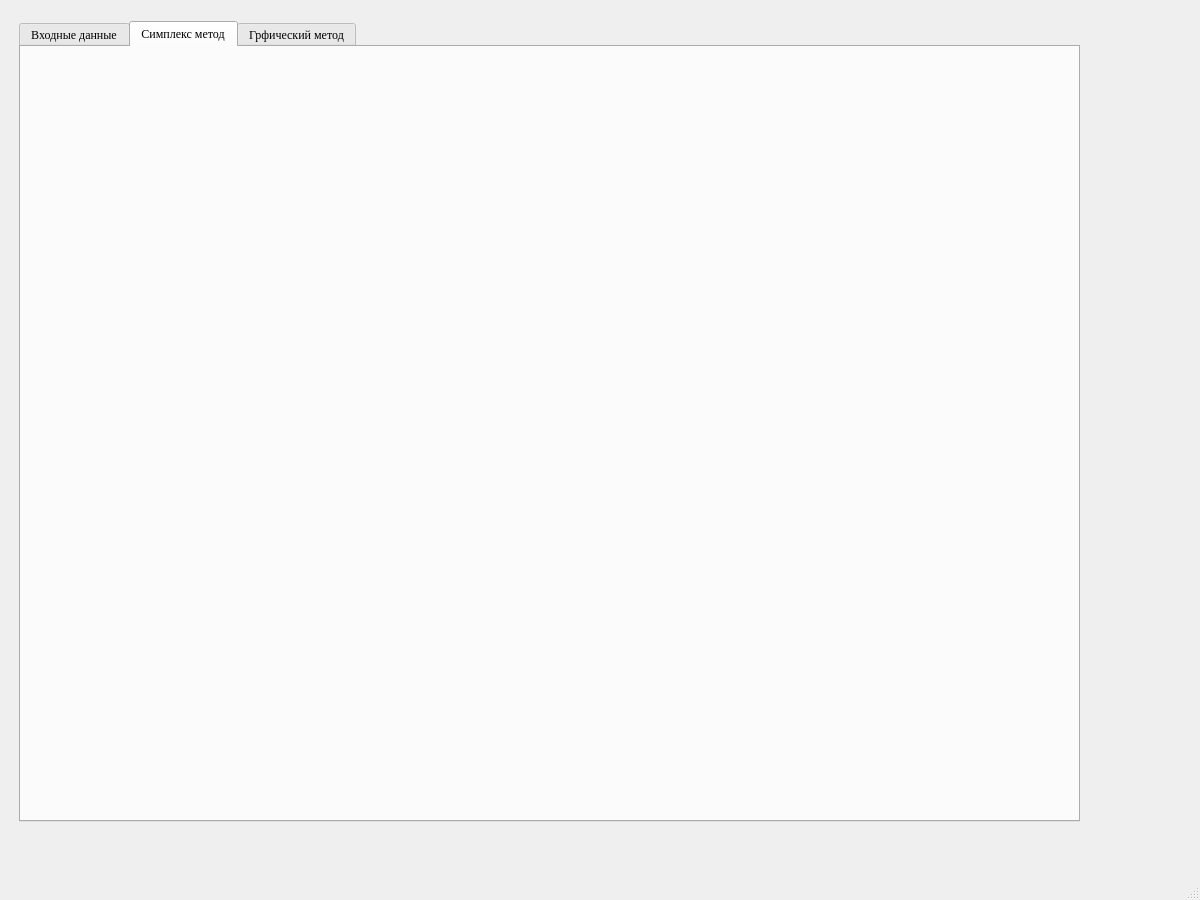
Old version of the form mainwindow.ui in the repository P0lskay/Simplex_graphs_methods.
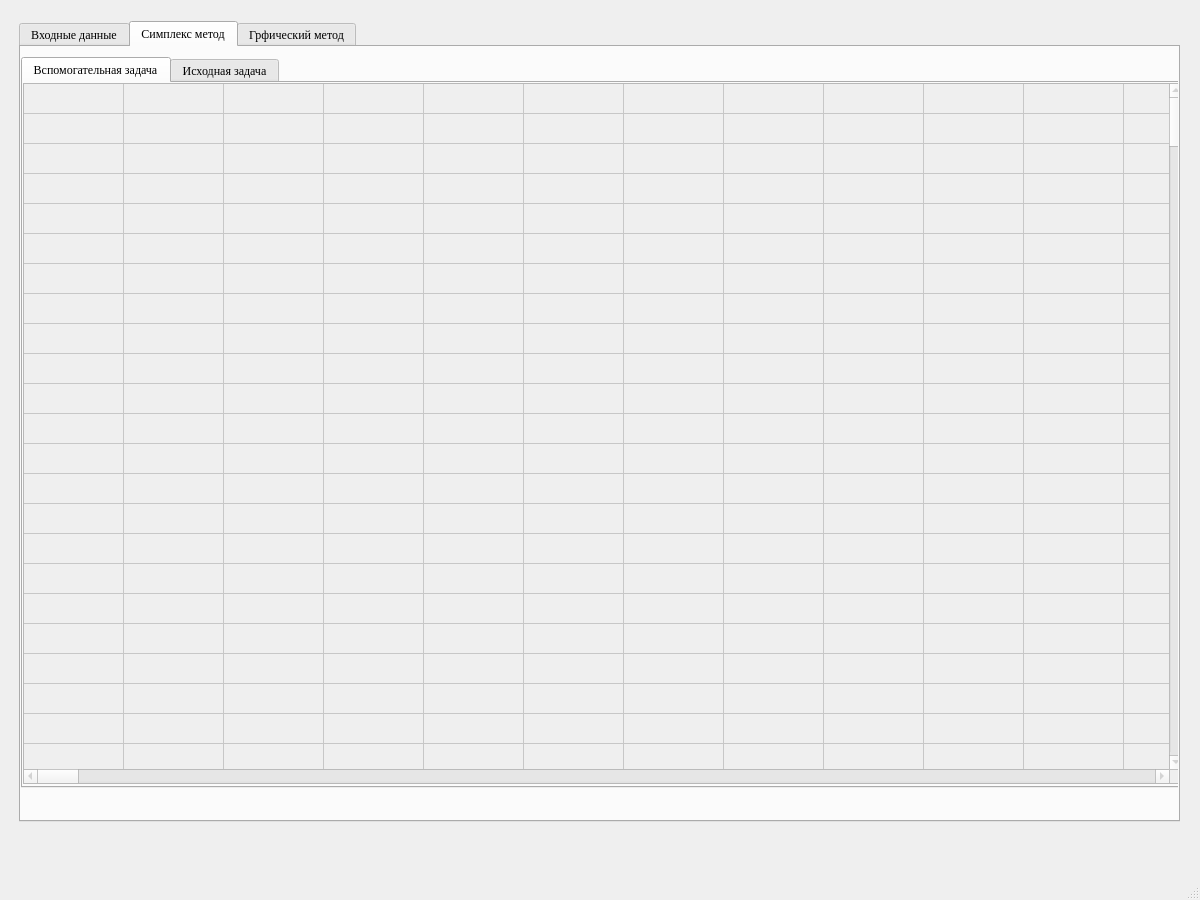
New version of the form. The open tabs and pages were chosen to show the change.

What changed in the file:
```diff
--- a/mainwindow.ui
+++ b/mainwindow.ui
@@ -39,7 +39,7 @@
      <rect>
       <x>19</x>
       <y>21</y>
-      <width>1061</width>
+      <width>1161</width>
       <height>801</height>
      </rect>
     </property>
@@ -295,6 +295,696 @@
      <attribute name="title">
       <string>Симплекс метод</string>
      </attribute>
+     <widget class="QTabWidget" name="tabWidget_2">
+      <property name="geometry">
+       <rect>
+        <x>0</x>
+        <y>10</y>
+        <width>1161</width>
+        <height>731</height>
+       </rect>
+      </property>
+      <property name="currentIndex">
+       <number>0</number>
+      </property>
+      <widget class="QWidget" name="tab_4">
+       <property name="enabled">
+        <bool>false</bool>
+       </property>
+       <attribute name="title">
+        <string>Вспомогательная задача</string>
+       </attribute>
+       <widget class="QTableWidget" name="tableWidget">
+        <property name="geometry">
+         <rect>
+          <x>0</x>
+          <y>0</y>
+          <width>1161</width>
+          <height>701</height>
+         </rect>
+        </property>
+        <property name="showGrid">
+         <bool>true</bool>
+        </property>
+        <property name="sortingEnabled">
+         <bool>false</bool>
+        </property>
+        <property name="wordWrap">
+         <bool>true</bool>
+        </property>
+        <property name="cornerButtonEnabled">
+         <bool>false</bool>
+        </property>
+        <property name="rowCount">
+         <number>300</number>
+        </property>
+        <property name="columnCount">
+         <number>300</number>
+        </property>
+        <attribute name="horizontalHeaderVisible">
+         <bool>false</bool>
+        </attribute>
+        <attribute name="horizontalHeaderHighlightSections">
+         <bool>true</bool>
+        </attribute>
+        <attribute name="verticalHeaderVisible">
+         <bool>false</bool>
+        </attribute>
+        <attribute name="verticalHeaderHighlightSections">
+         <bool>true</bool>
+        </attribute>
+        <row/>
+        <row/>
+        <row/>
+        <row/>
+        <row/>
+        <row/>
+        <row/>
+        <row/>
+        <row/>
+        <row/>
+        <row/>
+        <row/>
+        <row/>
+        <row/>
+        <row/>
+        <row/>
+        <row/>
+        <row/>
+        <row/>
+        <row/>
+        <row/>
+        <row/>
+        <row/>
+        <row/>
+        <row/>
+        <row/>
+        <row/>
+        <row/>
+        <row/>
+        <row/>
+        <row/>
+        <row/>
+        <row/>
+        <row/>
+        <row/>
+        <row/>
+        <row/>
+        <row/>
+        <row/>
+        <row/>
+        <row/>
+        <row/>
+        <row/>
+        <row/>
+        <row/>
+        <row/>
+        <row/>
+        <row/>
+        <row/>
+        <row/>
+        <row/>
+        <row/>
+        <row/>
+        <row/>
+        <row/>
+        <row/>
+        <row/>
+        <row/>
+        <row/>
+        <row/>
+        <row/>
+        <row/>
+        <row/>
+        <row/>
+        <row/>
+        <row/>
+        <row/>
+        <row/>
+        <row/>
+        <row/>
+        <row/>
+        <row/>
+        <row/>
+        <row/>
+        <row/>
+        <row/>
+        <row/>
+        <row/>
+        <row/>
+        <row/>
+        <row/>
+        <row/>
+        <row/>
+        <row/>
+        <row/>
+        <row/>
+        <row/>
+        <row/>
+        <row/>
+        <row/>
+        <row/>
+        <row/>
+        <row/>
+        <row/>
+        <row/>
+        <row/>
+        <row/>
+        <row/>
+        <row/>
+        <row/>
+        <row/>
+        <row/>
+        <row/>
+        <row/>
+        <row/>
+        <row/>
+        <row/>
+        <row/>
+        <row/>
+        <row/>
+        <row/>
+        <row/>
+        <row/>
+        <row/>
+        <row/>
+        <row/>
+        <row/>
+        <row/>
+        <row/>
+        <row/>
+        <row/>
+        <row/>
+        <row/>
+        <row/>
+        <row/>
+        <row/>
+        <row/>
+        <row/>
+        <row/>
+        <row/>
+        <row/>
+        <row/>
+        <row/>
+        <row/>
+        <row/>
+        <row/>
+        <row/>
+        <row/>
+        <row/>
+        <row/>
+        <row/>
+        <row/>
+        <row/>
+        <row/>
+        <row/>
+        <row/>
+        <row/>
+        <row/>
+        <row/>
+        <row/>
+        <row/>
+        <row/>
+        <row/>
+        <row/>
+        <row/>
+        <row/>
+        <row/>
+        <row/>
+        <row/>
+        <row/>
+        <row/>
+        <row/>
+        <row/>
+        <row/>
+        <row/>
+        <row/>
+        <row/>
+        <row/>
+        <row/>
+        <row/>
+        <row/>
+        <row/>
+        <row/>
+        <row/>
+        <row/>
+        <row/>
+        <row/>
+        <row/>
+        <row/>
+        <row/>
+        <row/>
+        <row/>
+        <row/>
+        <row/>
+        <row/>
+        <row/>
+        <row/>
+        <row/>
+        <row/>
+        <row/>
+        <row/>
+        <row/>
+        <row/>
+        <row/>
+        <row/>
+        <row/>
+        <row/>
+        <row/>
+        <row/>
+        <row/>
+        <row/>
+        <row/>
+        <row/>
+        <row/>
+        <row/>
+        <row/>
+        <row/>
+        <row/>
+        <row/>
+        <row/>
+        <row/>
+        <row/>
+        <row/>
+        <row/>
+        <row/>
+        <row/>
+        <row/>
+        <row/>
+        <row/>
+        <row/>
+        <row/>
+        <row/>
+        <row/>
+        <row/>
+        <row/>
+        <row/>
+        <row/>
+        <row/>
+        <row/>
+        <row/>
+        <row/>
+        <row/>
+        <row/>
+        <row/>
+        <row/>
+        <row/>
+        <row/>
+        <row/>
+        <row/>
+        <row/>
+        <row/>
+        <row/>
+        <row/>
+        <row/>
+        <row/>
+        <row/>
+        <row/>
+        <row/>
+        <row/>
+        <row/>
+        <row/>
+        <row/>
+        <row/>
+        <row/>
+        <row/>
+        <row/>
+        <row/>
+        <row/>
+        <row/>
+        <row/>
+        <row/>
+        <row/>
+        <row/>
+        <row/>
+        <row/>
+        <row/>
+        <row/>
+        <row/>
+        <row/>
+        <row/>
+        <row/>
+        <row/>
+        <row/>
+        <row/>
+        <row/>
+        <row/>
+        <row/>
+        <row/>
+        <row/>
+        <row/>
+        <row/>
+        <row/>
+        <row/>
+        <row/>
+        <row/>
+        <row/>
+        <row/>
+        <row/>
+        <row/>
+        <row/>
+        <row/>
+        <row/>
+        <row/>
+        <row/>
+        <row/>
+        <row/>
+        <row/>
+        <row/>
+        <row/>
+        <row/>
+        <column>
+         <property name="text">
+          <string>Новый столбец</string>
+         </property>
+        </column>
+        <column>
+         <property name="text">
+          <string>Новый столбец</string>
+         </property>
+        </column>
+        <column>
+         <property name="text">
+          <string>Новый столбец</string>
+         </property>
+        </column>
+        <column>
+         <property name="text">
+          <string>Новый столбец</string>
+         </property>
+        </column>
+        <column>
+         <property name="text">
+          <string>Новый столбец</string>
+         </property>
+        </column>
+        <column>
+         <property name="text">
+          <string>Новый столбец</string>
+         </property>
+        </column>
+        <column/>
+        <column/>
+        <column/>
+        <column/>
+        <column/>
+        <column/>
+        <column/>
+        <column/>
+        <column/>
+        <column/>
+        <column/>
+        <column/>
+        <column/>
+        <column/>
+        <column/>
+        <column/>
+        <column/>
+        <column/>
+        <column/>
+        <column/>
+        <column/>
+        <column/>
+        <column/>
+        <column/>
+        <column/>
+        <column/>
+        <column/>
+        <column/>
+        <column/>
+        <column/>
+        <column/>
+        <column/>
+        <column/>
+        <column/>
+        <column/>
+        <column/>
+        <column/>
+        <column/>
+        <column/>
+        <column/>
+        <column/>
+        <column/>
+        <column/>
+        <column/>
+        <column/>
+        <column/>
+        <column/>
+        <column/>
+        <column/>
+        <column/>
+        <column/>
+        <column/>
+        <column/>
+        <column/>
+        <column/>
+        <column/>
+        <column/>
+        <column/>
+        <column/>
+        <column/>
+        <column/>
+        <column/>
+        <column/>
+        <column/>
+        <column/>
+        <column/>
+        <column/>
+        <column/>
+        <column/>
+        <column/>
+        <column/>
+        <column/>
+        <column/>
+        <column/>
+        <column/>
+        <column/>
+        <column/>
+        <column/>
+        <column/>
+        <column/>
+        <column/>
+        <column/>
+        <column/>
+        <column/>
+        <column/>
+        <column/>
+        <column/>
+        <column/>
+        <column/>
+        <column/>
+        <column/>
+        <column/>
+        <column/>
+        <column/>
+        <column/>
+        <column/>
+        <column/>
+        <column/>
+        <column/>
+        <column/>
+        <column/>
+        <column/>
+        <column/>
+        <column/>
+        <column/>
+        <column/>
+        <column/>
+        <column/>
+        <column/>
+        <column/>
+        <column/>
+        <column/>
+        <column/>
+        <column/>
+        <column/>
+        <column/>
+        <column/>
+        <column/>
+        <column/>
+        <column/>
+        <column/>
+        <column/>
+        <column/>
+        <column/>
+        <column/>
+        <column/>
+        <column/>
+        <column/>
+        <column/>
+        <column/>
+        <column/>
+        <column/>
+        <column/>
+        <column/>
+        <column/>
+        <column/>
+        <column/>
+        <column/>
+        <column/>
+        <column/>
+        <column/>
+        <column/>
+        <column/>
+        <column/>
+        <column/>
+        <column/>
+        <column/>
+        <column/>
+        <column/>
+        <column/>
+        <column/>
+        <column/>
+        <column/>
+        <column/>
+        <column/>
+        <column/>
+        <column/>
+        <column/>
+        <column/>
+        <column/>
+        <column/>
+        <column/>
+        <column/>
+        <column/>
+        <column/>
+        <column/>
+        <column/>
+        <column/>
+        <column/>
+        <column/>
+        <column/>
+        <column/>
+        <column/>
+        <column/>
+        <column/>
+        <column/>
+        <column/>
+        <column/>
+        <column/>
+        <column/>
+        <column/>
+        <column/>
+        <column/>
+        <column/>
+        <column/>
+        <column/>
+        <column/>
+        <column/>
+        <column/>
+        <column/>
+        <column/>
+        <column/>
+        <column/>
+        <column/>
+        <column/>
+        <column/>
+        <column/>
+        <column/>
+        <column/>
+        <column/>
+        <column/>
+        <column/>
+        <column/>
+        <column/>
+        <column/>
+        <column/>
+        <column/>
+        <column/>
+        <column/>
+        <column/>
+        <column/>
+        <column/>
+        <column/>
+        <column/>
+        <column/>
+        <column/>
+        <column/>
+        <column/>
+        <column/>
+        <column/>
+        <column/>
+        <column/>
+        <column/>
+        <column/>
+        <column/>
+        <column/>
+        <column/>
+        <column/>
+        <column/>
+        <column/>
+        <column/>
+        <column/>
+        <column/>
+        <column/>
+        <column/>
+        <column/>
+        <column/>
+        <column/>
+        <column/>
+        <column/>
+        <column/>
+        <column/>
+        <column/>
+        <column/>
+        <column/>
+        <column/>
+        <column/>
+        <column/>
+        <column/>
+        <column/>
+        <column/>
+        <column/>
+        <column/>
+        <column/>
+        <column/>
+        <column/>
+        <column/>
+        <column/>
+        <column/>
+        <column/>
+        <column/>
+        <column/>
+        <column/>
+        <column/>
+        <column/>
+        <column/>
+        <column/>
+        <column/>
+        <column/>
+        <column/>
+        <column/>
+        <column/>
+        <column/>
+        <column/>
+        <column/>
+        <column/>
+        <column/>
+        <column/>
+        <column/>
+        <column/>
+        <column/>
+        <column/>
+        <column/>
+        <column/>
+        <column/>
+        <column/>
+        <column/>
+        <column/>
+        <column/>
+        <column/>
+        <column/>
+        <column/>
+        <column/>
+        <column/>
+       </widget>
+      </widget>
+      <widget class="QWidget" name="tab_5">
+       <attribute name="title">
+        <string>Исходная задача</string>
+       </attribute>
+      </widget>
+     </widget>
     </widget>
     <widget class="QWidget" name="tab_2">
      <attribute name="title">
```
Left out of the diff: 2 changed lines with no effect on the pictures.
